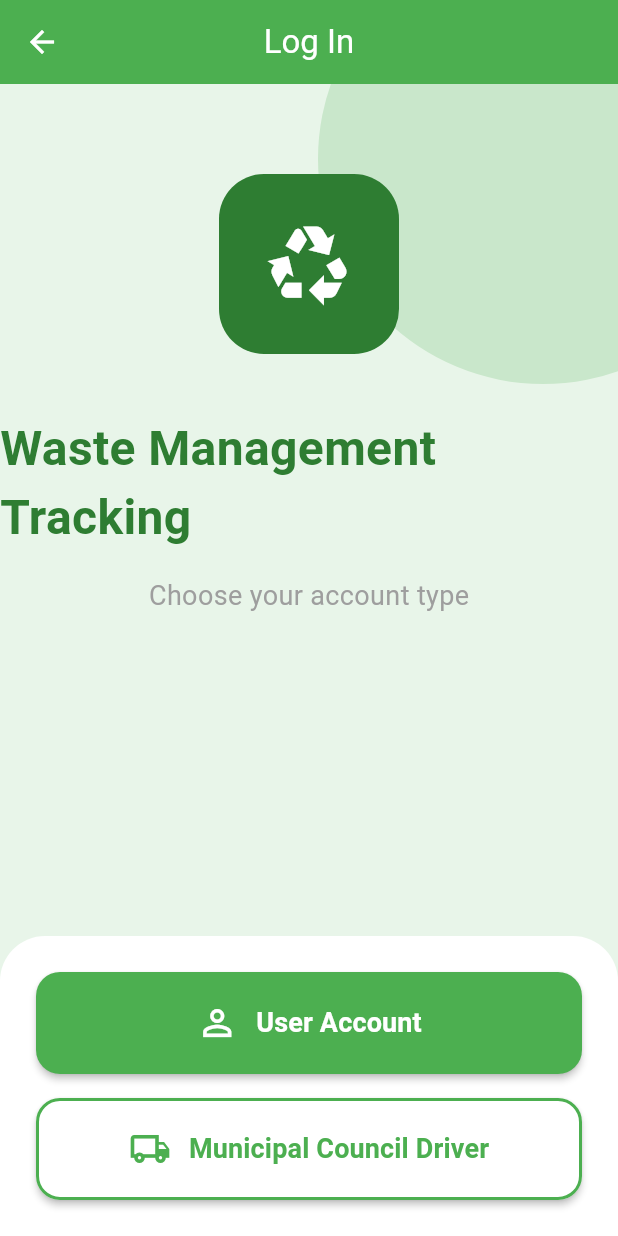
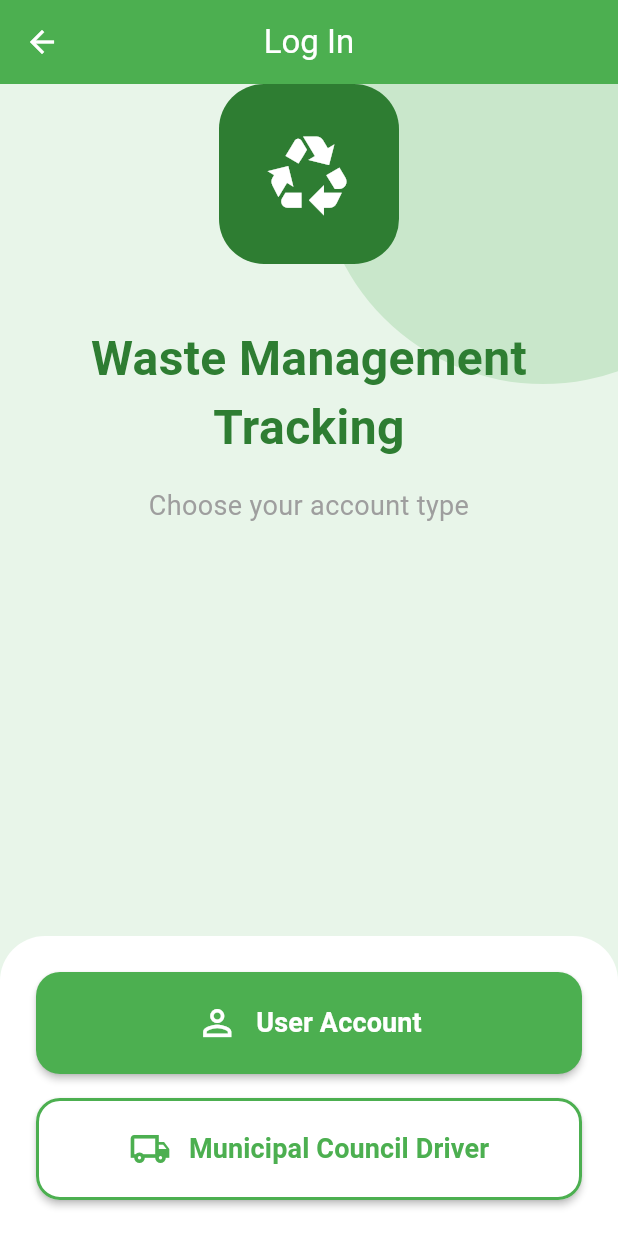
Before and after one commit to Akila99/waste_management_tracking_system, a Flutter app: the screen it shows after launch, scrolled down 576 dp, after a tap on the "account circle" icon, on a phone screen of 412 x 824 dp. Run offline on Flutter 3.47's test engine with Material 3 defaults, Android fonts, the phone set to English and light mode, and no system bars; our stand-ins replace cloud_firestore, firebase_auth, firebase_core, flutter_secure_storage, font_awesome_flutter, google_sign_in; missing offline and left inert: firebase_app_check; accounts and stored records are empty.

Commit message:
new commit

```diff
--- a/lib/components/utils/bottom_nav_bar.dart
+++ b/lib/components/utils/bottom_nav_bar.dart
@@ -1,33 +1,35 @@
 import 'package:flutter/material.dart';
 
 class MyBottomNavBar extends StatelessWidget {
-  final void Function(int) onTabTapped;
+  final void Function(int)? onTabTapped;
   final int currentIndex;
 
   const MyBottomNavBar({
-    super.key,
+    Key? key,
     required this.onTabTapped,
     required this.currentIndex,
-  });
+  }) : super(key: key);
 
   @override
   Widget build(BuildContext context) {
-    return Container(
-      margin: const EdgeInsets.symmetric(horizontal: 20, vertical: 20),
-      decoration: BoxDecoration(
-        color: Colors.green.withOpacity(0.8),
-        borderRadius: BorderRadius.circular(30),
-      ),
+    return Padding(
+      padding: const EdgeInsets.only(bottom: 20, left: 16, right: 16),
       child: ClipRRect(
         borderRadius: BorderRadius.circular(30),
+        child: Theme(
+          data: Theme.of(context).copyWith(
+            canvasColor: Colors.transparent,
+          ),
           child: BottomNavigationBar(
             type: BottomNavigationBarType.fixed,
-          backgroundColor: Colors.transparent,
+            backgroundColor: const Color(0xFF4CAF50),
             elevation: 0,
             currentIndex: currentIndex,
             onTap: onTabTapped,
             selectedItemColor: Colors.white,
             unselectedItemColor: Colors.white70,
+            showSelectedLabels: true,
+            showUnselectedLabels: true,
             items: const <BottomNavigationBarItem>[
               BottomNavigationBarItem(
                 icon: Icon(Icons.home),
@@ -48,6 +50,7 @@ class MyBottomNavBar extends StatelessWidget {
             ],
           ),
         ),
+      ),
     );
   }
 }
--- a/lib/pages/home/components/home_drawer.dart
+++ b/lib/pages/home/components/home_drawer.dart
@@ -139,6 +139,7 @@ class HomeScreenState extends State<HomeScreen> {
 
     return Scaffold(
       backgroundColor: Colors.white,
+      extendBody: true,
       appBar: AppBar(
         backgroundColor: Colors.green[500],
         title: Text(user != null ? 'Hello, ${user.displayName ?? "User"}!' : 'Hello! User'),
--- a/lib/pages/home/components/login.dart
+++ b/lib/pages/home/components/login.dart
@@ -9,17 +9,19 @@ class LoginSelectionScreen extends StatelessWidget {
   @override
   Widget build(BuildContext context) {
     return Scaffold(
+      backgroundColor: const Color(0xFFE8F5E9),
       appBar: AppBar(
-        backgroundColor: Colors.green,
-        title: Text('Log In'),
+        backgroundColor: const Color(0xFF4CAF50),
+        elevation: 0,
         leading: IconButton(
-          icon: Icon(Icons.arrow_back),
-          onPressed: () {
-            Navigator.pop(context);
-          },
+          icon: const Icon(Icons.arrow_back, color: Colors.white),
+          onPressed: () => Navigator.pop(context),
+        ),
+        title: const Text(
+          'Log In',
+          style: TextStyle(color: Colors.white),
         ),
       ),
-      backgroundColor: const Color(0xFFE8F5E9),
       body: Stack(
         children: [
           // Background Pattern
@@ -50,9 +52,9 @@ class LoginSelectionScreen extends StatelessWidget {
           // Main Content
           SafeArea(
             child: Column(
+              mainAxisAlignment: MainAxisAlignment.center,
               children: [
-                const SizedBox(height: 60),
-                // App Logo - Changed to recycle icon
+                // App Logo
                 Container(
                   width: 120,
                   height: 120,
@@ -61,14 +63,16 @@ class LoginSelectionScreen extends StatelessWidget {
                     borderRadius: BorderRadius.circular(30),
                   ),
                   child: const Icon(
-                    Icons.recycling,  // Changed from eco to recycling
+                    Icons.recycling,
                     size: 60,
                     color: Colors.white,
                   ),
                 ),
                 const SizedBox(height: 40),
+                // Title and Subtitle - Now centered
                 const Text(
-                  'Waste Management Tracking',
+                  'Waste Management\nTracking',
+                  textAlign: TextAlign.center, // Added text alignment
                   style: TextStyle(
                     fontSize: 32,
                     fontWeight: FontWeight.bold,
@@ -78,6 +82,7 @@ class LoginSelectionScreen extends StatelessWidget {
                 const SizedBox(height: 16),
                 const Text(
                   'Choose your account type',
+                  textAlign: TextAlign.center, // Added text alignment
                   style: TextStyle(
                     fontSize: 18,
                     color: Colors.grey,
@@ -97,13 +102,12 @@ class LoginSelectionScreen extends StatelessWidget {
                   child: Column(
                     mainAxisSize: MainAxisSize.min,
                     children: [
-                      // User Account Button
                       ElevatedButton(
                         onPressed: () {
                           Navigator.push(
                             context,
                             MaterialPageRoute(
-                              builder: (context) => const SignInPage(), // Navigate to SignInPage
+                              builder: (context) => const SignInPage(),
                             ),
                           );
                         },
@@ -132,7 +136,6 @@ class LoginSelectionScreen extends StatelessWidget {
                         ),
                       ),
                       const SizedBox(height: 16),
-                      // Driver Account Button
                       ElevatedButton(
                         onPressed: () {
                           Navigator.push(
```
Lines whose indentation alone changed are shown as unchanged.
